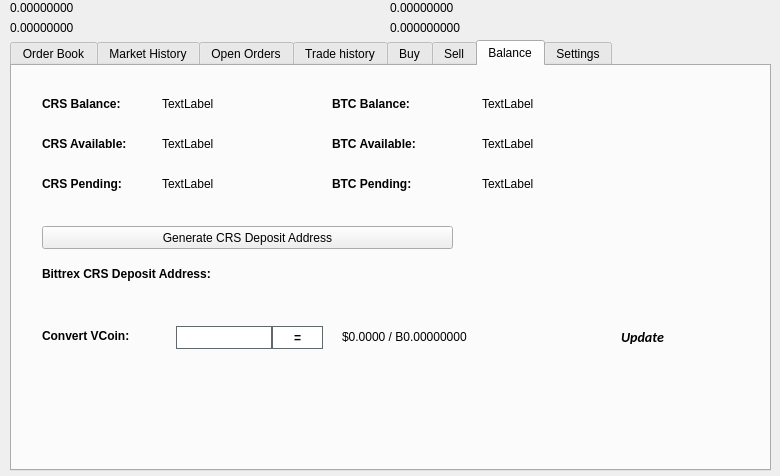
The window that src/qt/forms/tradingdialog.ui (cronosdeveloper/Cronos) describes before a commit, drawn with Qt 5.
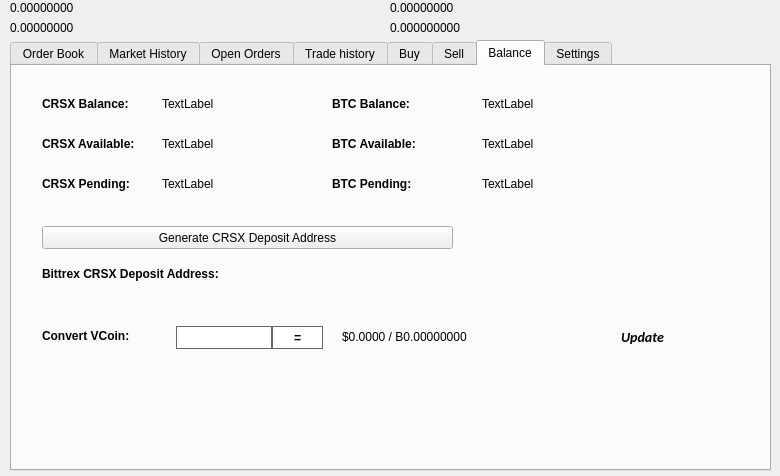
The same window after the commit. The open tabs and pages were chosen to show the change. Icons and pictures are not drawn.

Commit message: ticker change to CRSX

```diff
--- a/src/qt/forms/tradingdialog.ui
+++ b/src/qt/forms/tradingdialog.ui
@@ -2762,7 +2762,7 @@
       </font>
      </property>
      <property name="text">
-      <string>CRS Balance:</string>
+      <string>CRSX Balance:</string>
      </property>
     </widget>
     <widget class="QLabel" name="label_12">
@@ -2813,7 +2813,7 @@
       </font>
      </property>
      <property name="text">
-      <string>CRS Available:</string>
+      <string>CRSX Available:</string>
      </property>
     </widget>
     <widget class="QLabel" name="label_14">
@@ -2832,7 +2832,7 @@
       </font>
      </property>
      <property name="text">
-      <string>CRS Pending:</string>
+      <string>CRSX Pending:</string>
      </property>
     </widget>
     <widget class="QLabel" name="CRSPendingLabel">
@@ -2928,7 +2928,7 @@
       </font>
      </property>
      <property name="text">
-      <string>Bittrex CRS Deposit Address:</string>
+      <string>Bittrex CRSX Deposit Address:</string>
      </property>
     </widget>
     <widget class="QPushButton" name="GenDepositBTN">
@@ -2941,7 +2941,7 @@
       </rect>
      </property>
      <property name="text">
-      <string>Generate CRS Deposit Address</string>
+      <string>Generate CRSX Deposit Address</string>
      </property>
      <property name="icon">
       <iconset resource="../cronos.qrc">
```
Left out of the diff: 32 changed lines with no effect on the pictures. The commit also changes 123 other files.
